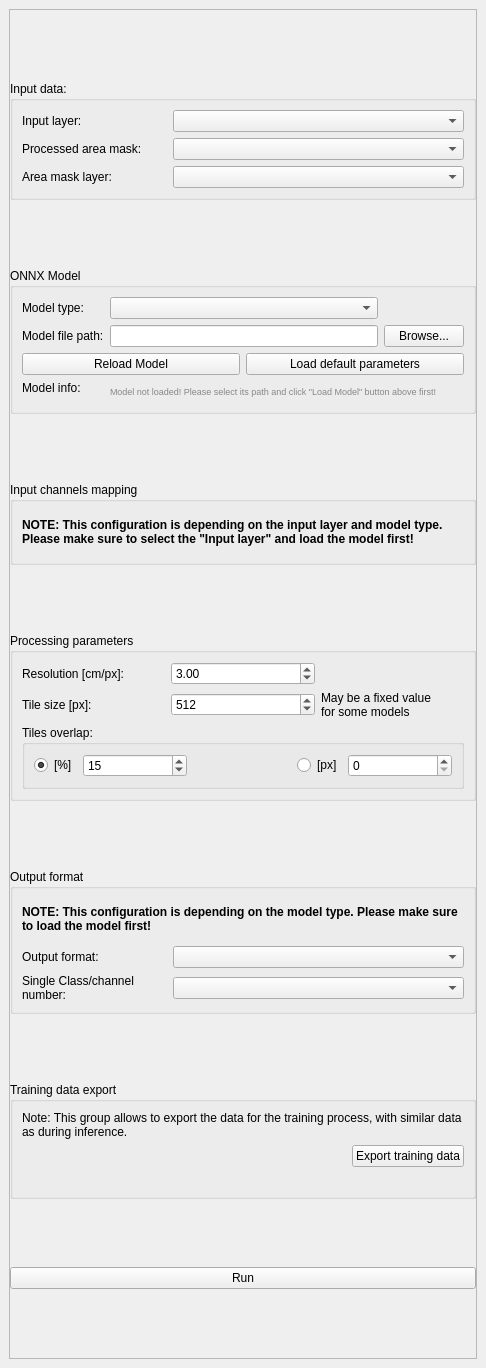
Above: dp_detector_dockwidget_base.ui from artificialcoder02/DryPatch_Detector before the change. Below: the same form after it.
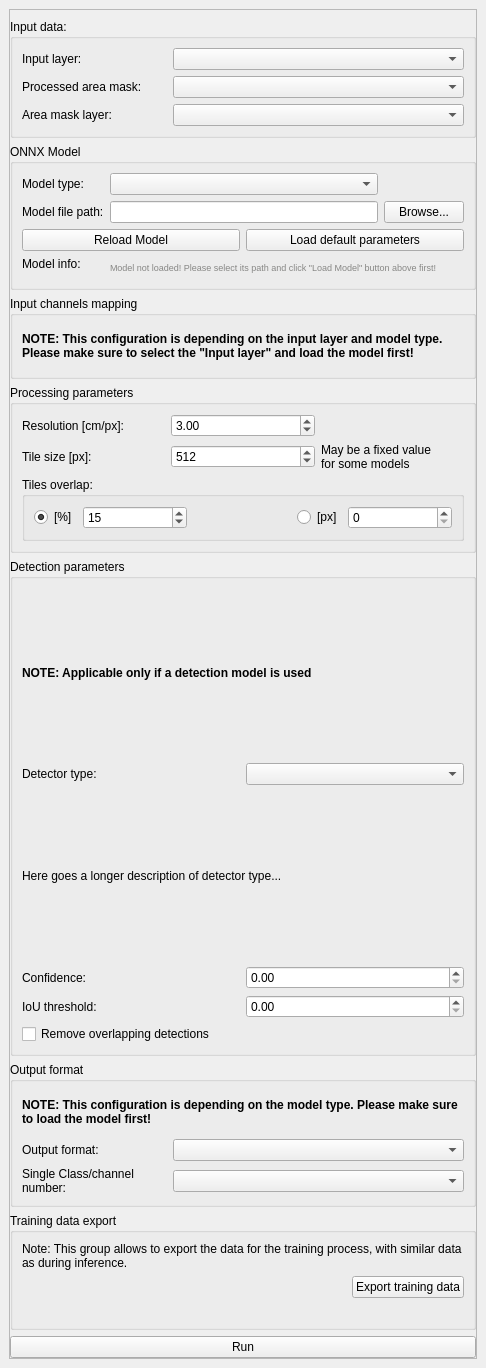
That is the form after the change. Custom widgets are drawn as their Qt base class.

```diff
--- a/dp_detector_dockwidget_base.ui
+++ b/dp_detector_dockwidget_base.ui
@@ -393,6 +393,106 @@
           </layout>
          </widget>
         </item>
+        <item>
+         <widget class="QgsCollapsibleGroupBox" name="mGroupBox_detectionParameters">
+          <property name="title">
+           <string>Detection parameters</string>
+          </property>
+          <layout class="QGridLayout" name="gridLayout_9">
+           <item row="5" column="0">
+            <widget class="QLabel" name="label_22">
+             <property name="text">
+              <string>IoU threshold:</string>
+             </property>
+            </widget>
+           </item>
+           <item row="1" column="0">
+            <widget class="QLabel" name="label_16">
+             <property name="text">
+              <string>Detector type:</string>
+             </property>
+            </widget>
+           </item>
+           <item row="1" column="1">
+            <widget class="QComboBox" name="comboBox_detectorType"/>
+           </item>
+           <item row="5" column="1">
+            <widget class="QDoubleSpinBox" name="doubleSpinBox_iouScore">
+             <property name="toolTip">
+              <string>&lt;html&gt;&lt;head/&gt;&lt;body&gt;&lt;p&gt;Parameter used in Non Maximum Suppression in post processing.&lt;/p&gt;&lt;p&gt;Defines the threshold of overlap between to neighbouring detections, to consider them as the same object.&lt;/p&gt;&lt;/body&gt;&lt;/html&gt;</string>
+             </property>
+             <property name="decimals">
+              <number>2</number>
+             </property>
+             <property name="maximum">
+              <double>1.000000000000000</double>
+             </property>
+             <property name="singleStep">
+              <double>0.050000000000000</double>
+             </property>
+            </widget>
+           </item>
+           <item row="0" column="0" colspan="2">
+            <widget class="QLabel" name="label_20">
+             <property name="font">
+              <font>
+               <weight>75</weight>
+               <bold>true</bold>
+              </font>
+             </property>
+             <property name="text">
+              <string>NOTE: Applicable only if a detection model is used</string>
+             </property>
+            </widget>
+           </item>
+           <item row="3" column="0">
+            <widget class="QLabel" name="label_21">
+             <property name="text">
+              <string>Confidence:</string>
+             </property>
+            </widget>
+           </item>
+           <item row="3" column="1">
+            <widget class="QDoubleSpinBox" name="doubleSpinBox_confidence">
+             <property name="toolTip">
+              <string>&lt;html&gt;&lt;head/&gt;&lt;body&gt;&lt;p&gt;Minimal confidence of the potential detection, to consider it as a detection.&lt;/p&gt;&lt;/body&gt;&lt;/html&gt;</string>
+             </property>
+             <property name="decimals">
+              <number>2</number>
+             </property>
+             <property name="maximum">
+              <double>1.000000000000000</double>
+             </property>
+             <property name="singleStep">
+              <double>0.050000000000000</double>
+             </property>
+            </widget>
+           </item>
+           <item row="2" column="0" colspan="2">
+            <widget class="QLabel" name="label_detectorTypeDescription">
+             <property name="font">
+              <font>
+               <pointsize>9</pointsize>
+              </font>
+             </property>
+             <property name="text">
+              <string>Here goes a longer description of detector type...</string>
+             </property>
+            </widget>
+           </item>
+           <item row="6" column="0" colspan="2">
+            <widget class="QCheckBox" name="checkBox_removeOverlappingDetections">
+             <property name="toolTip">
+              <string>&lt;html&gt;&lt;head/&gt;&lt;body&gt;&lt;p&gt;If checked then the overlapping detections (which may be a artifact of overlapped processing) will be removed&lt;/p&gt;&lt;/body&gt;&lt;/html&gt;</string>
+             </property>
+             <property name="text">
+              <string>Remove overlapping detections</string>
+             </property>
+            </widget>
+           </item>
+          </layout>
+         </widget>
+        </item>
         <item>
          <widget class="QgsCollapsibleGroupBox" name="mGroupBox_6">
           <property name="sizePolicy">
```
Left out of the diff: 38 changed lines with no effect on the pictures.
